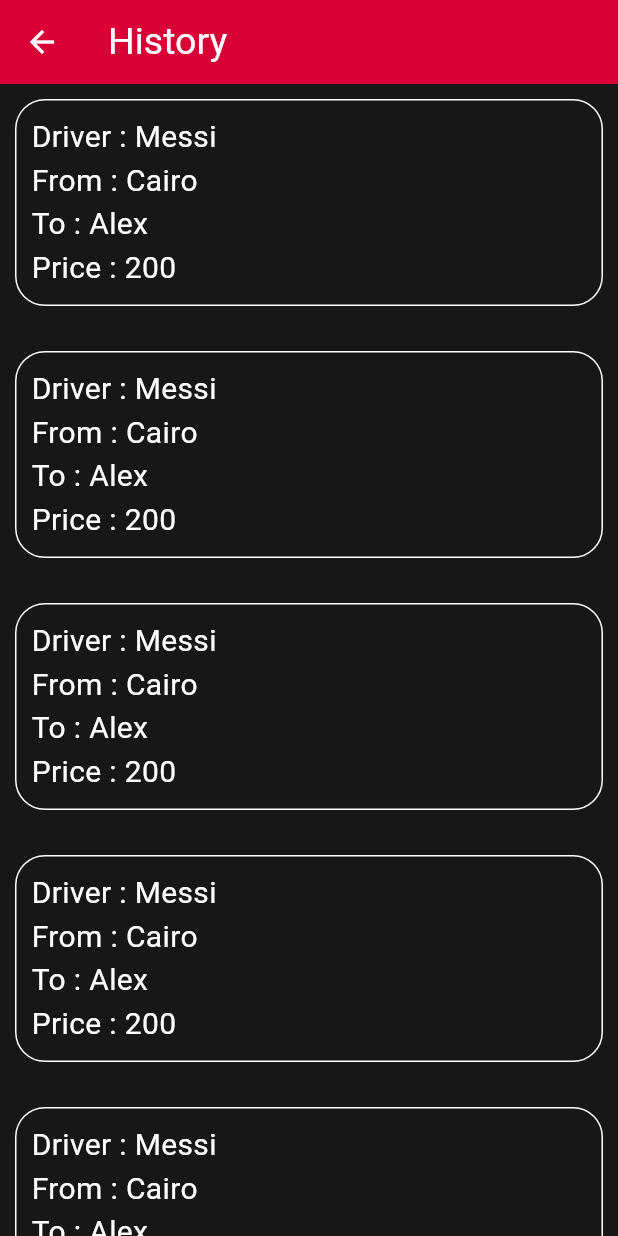
After one commit to abdalrhman7/MabDirive, a Flutter app: the HistoryScreen screen opened by its route, on a phone screen of 412 x 824 dp. The commit adds this screen. Run offline on Flutter 3.47's test engine with Material 2 defaults, Android fonts, the light colour scheme and no system bars; our stand-ins replace bloc, cloud_firestore, country_picker, firebase_auth, firebase_core, flutter_bloc and 6 more; accounts and stored records are empty.

Commit message:
Add Profile & History Screen

```diff
--- /dev/null
+++ b/lib/Features/History/View/Component/history_item.dart
@@ -0,0 +1,47 @@
+import 'package:flutter/material.dart';
+
+class HistoryItem extends StatelessWidget {
+   HistoryItem({super.key,
+  required this.price,
+    required this.driverName,
+    required this.from,
+    required this.to
+  });
+String driverName;
+String from;
+String to;
+String price;
+
+  @override
+  Widget build(BuildContext context) {
+    return Container(
+      padding: EdgeInsets.all(10),
+      margin: EdgeInsets.all(10),
+      decoration: BoxDecoration(
+          border: Border.all(color:  Colors.white),
+          borderRadius: BorderRadius.circular(20)
+      ),
+      child: Column(
+        crossAxisAlignment: CrossAxisAlignment.start,
+        children: [
+          Text('Driver : $driverName',style: TextStyle(
+              color: Colors.white,
+              fontSize: 20
+          ),),
+          Text('From : $from',style: TextStyle(
+              color: Colors.white,
+              fontSize: 20
+          ),),
+          Text('To : $to',style: TextStyle(
+              color: Colors.white,
+              fontSize: 20
+          ),),
+          Text('Price : $price',style: TextStyle(
+              color: Colors.white,
+              fontSize: 20
+          ),),
+        ],
+      ),
+    );
+  }
+}
--- /dev/null
+++ b/lib/Features/History/View/Pages/history_screen.dart
@@ -0,0 +1,33 @@
+import 'package:flutter/material.dart';
+
+import '../Component/history_item.dart';
+
+class HistoryScreen extends StatelessWidget {
+  const HistoryScreen({super.key});
+static const String routeName = "history";
+  @override
+  Widget build(BuildContext context) {
+    return Scaffold(
+      appBar: AppBar(
+        iconTheme: IconThemeData(
+          color: Colors.white
+        ),
+        title: Text('History',style: TextStyle(
+            color: Colors.white,
+            fontSize: 25
+        ),),
+      ),
+      body: ListView.separated(
+        separatorBuilder: (context, index) => SizedBox(height: 10,),
+          itemCount: 10,
+          itemBuilder: (context, index) {
+            return HistoryItem(
+              driverName: 'Messi',
+              from: 'Cairo',
+              to: 'Alex',
+              price: '200',
+            );
+          },),
+    );
+  }
+}
--- a/lib/main.dart
+++ b/lib/main.dart
@@ -5,6 +5,8 @@ import 'package:flutter/material.dart';
 import 'package:flutter_screenutil/flutter_screenutil.dart';
 import 'package:mab_drive/Features/Auth/Login/View/Pages/login_screen.dart';
 import 'package:mab_drive/Features/Auth/Register/View/Pages/register_screen.dart';
+import 'package:mab_drive/Features/History/View/Pages/history_screen.dart';
+import 'package:mab_drive/Features/Profile%20Screen/View/Pages/profile_screen.dart';
 import 'package:mab_drive/Features/Splash/View/Pages/splash_screen.dart';
 import 'package:mab_drive/Features/UserHome/View/pages/user_home.dart';
 import 'package:mab_drive/firebase_options.dart';
@@ -40,6 +42,8 @@ class MyApp extends StatelessWidget {
           OnBoarding.routeName: (_) => const OnBoarding(),
           DriverBottomNavbar.routeName: (_) => const DriverBottomNavbar(),
           UserHome.routeName: (_) => const UserHome(),
+          ProfileScreen.routeName : (_) =>  ProfileScreen(),
+          HistoryScreen.routeName : (_) =>  HistoryScreen(),
         },
       ),
     );
```
Also changed, not shown: lib/Core/general_components/app_drawer.dart (+12 -2 lines), lib/Features/Profile Screen/View/Components/profile_text_field.dart (added, +40 -0 lines), lib/Features/Profile Screen/View/Pages/profile_screen.dart (added, +73 -0 lines).
